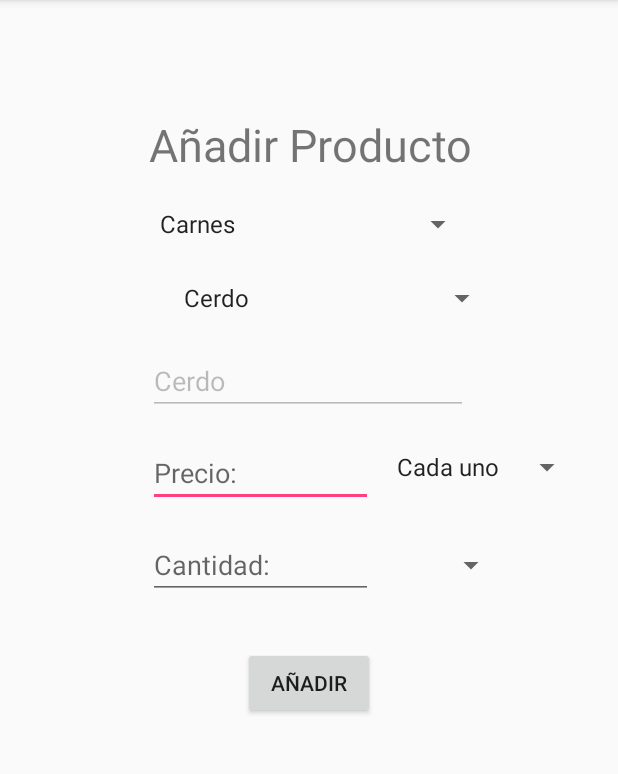
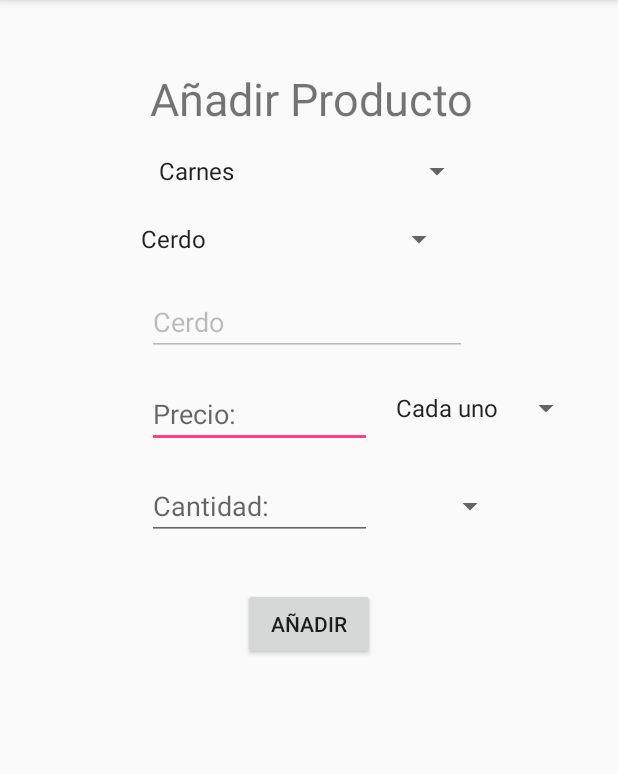
Before and after one commit to Agrodata/AgroData, an Android app: the AddProduct screen opened directly, with no data from a screen before it, on a phone screen of 412 x 824 dp, the part 84-858 px from its top. Run offline under Robolectric (Android 15) with nearby library versions, the phone set to English and light mode, and no system bars.

Commit message:
Commite 9 I try to make better layouts, I suck at it

```diff
--- a/app/src/main/res/layout/activity_add_product.xml
+++ b/app/src/main/res/layout/activity_add_product.xml
@@ -33,10 +33,10 @@
             android:layout_width="217dp"
             android:layout_height="33dp"
             android:spinnerMode="dialog"
-            app:layout_constraintHorizontal_bias="0.508"
+            app:layout_constraintHorizontal_bias="0.504"
             app:layout_constraintLeft_toLeftOf="parent"
             app:layout_constraintRight_toRightOf="parent"
-            android:layout_marginTop="16dp"
+            android:layout_marginTop="11dp"
             app:layout_constraintTop_toBottomOf="@+id/APP_add_product_TextView" />
 
         <EditText
@@ -67,14 +67,16 @@
             android:id="@+id/APP_add_product_TextView"
             android:layout_width="wrap_content"
             android:layout_height="wrap_content"
-            android:layout_marginTop="76dp"
+            android:layout_marginTop="45dp"
             android:text="@string/add_product"
             android:textAlignment="center"
             android:textSize="30sp"
-            app:layout_constraintHorizontal_bias="0.502"
+            app:layout_constraintHorizontal_bias="0.507"
             app:layout_constraintLeft_toLeftOf="parent"
             app:layout_constraintRight_toRightOf="parent"
-            app:layout_constraintTop_toTopOf="parent" />
+            app:layout_constraintTop_toTopOf="parent"
+            android:layout_marginLeft="16dp"
+            android:layout_marginRight="16dp" />
 
         <Button
             android:id="@+id/APP_add_product_button"
@@ -140,11 +142,11 @@
             android:layout_marginRight="8dp"
             android:layout_marginStart="16dp"
             app:layout_constraintRight_toRightOf="parent"
-            android:layout_marginLeft="0dp"
-            app:layout_constraintLeft_toLeftOf="@+id/APP_price_text_EditText"
-            app:layout_constraintHorizontal_bias="0.0"
-            android:layout_marginTop="16dp"
-            app:layout_constraintTop_toBottomOf="@+id/APP_product_type_Spinner" />
+            android:layout_marginTop="12dp"
+            app:layout_constraintTop_toBottomOf="@+id/APP_product_type_Spinner"
+            android:layout_marginLeft="8dp"
+            app:layout_constraintLeft_toLeftOf="parent"
+            app:layout_constraintHorizontal_bias="0.41" />
 
     </android.support.constraint.ConstraintLayout>
 </ScrollView>
--- a/app/src/main/res/layout/activity_product_profile.xml
+++ b/app/src/main/res/layout/activity_product_profile.xml
@@ -10,11 +10,11 @@
         android:id="@+id/PPP_product_name_TextView"
         android:layout_width="wrap_content"
         android:layout_height="wrap_content"
-        android:layout_marginTop="84dp"
+        android:layout_marginTop="32dp"
         android:text="TextView"
         android:textAlignment="center"
         android:textSize="30sp"
-        app:layout_constraintHorizontal_bias="0.501"
+        app:layout_constraintHorizontal_bias="0.502"
         app:layout_constraintLeft_toLeftOf="parent"
         app:layout_constraintRight_toRightOf="parent"
         app:layout_constraintTop_toTopOf="parent" />
--- a/app/src/main/res/layout/activity_subdivision_list.xml
+++ b/app/src/main/res/layout/activity_subdivision_list.xml
@@ -14,5 +14,6 @@
         android:layout_marginTop="0dp"
         app:layout_constraintBottom_toBottomOf="parent"
         app:layout_constraintTop_toTopOf="parent"
-        tools:layout_editor_absoluteX="-18dp" />
+        tools:layout_editor_absoluteX="-1dp"
+        app:layout_constraintVertical_bias="0.0" />
 </android.support.constraint.ConstraintLayout>
--- a/app/src/main/res/layout/activity_welcome.xml
+++ b/app/src/main/res/layout/activity_welcome.xml
@@ -35,13 +35,14 @@
         android:id="@+id/WP_if_new_TextView"
         android:layout_width="wrap_content"
         android:layout_height="wrap_content"
-        android:layout_marginTop="86dp"
+        android:layout_marginTop="64dp"
         android:text="@string/if_new_msg"
         android:textAlignment="center"
         android:textSize="18sp"
         app:layout_constraintLeft_toLeftOf="parent"
         app:layout_constraintRight_toRightOf="parent"
-        app:layout_constraintTop_toBottomOf="@+id/WP_Login_button" />
+        app:layout_constraintTop_toBottomOf="@+id/WP_Login_button"
+        app:layout_constraintHorizontal_bias="0.502" />
 
     <Button
         android:id="@+id/WP_Login_button"
```
Also changed, not shown: app/src/main/res/layout/activity_buy_product_page.xml (+25 -16 lines), app/src/main/res/layout/activity_change_password.xml (+4 -4 lines), app/src/main/res/layout/activity_edit_product.xml (+21 -19 lines).
